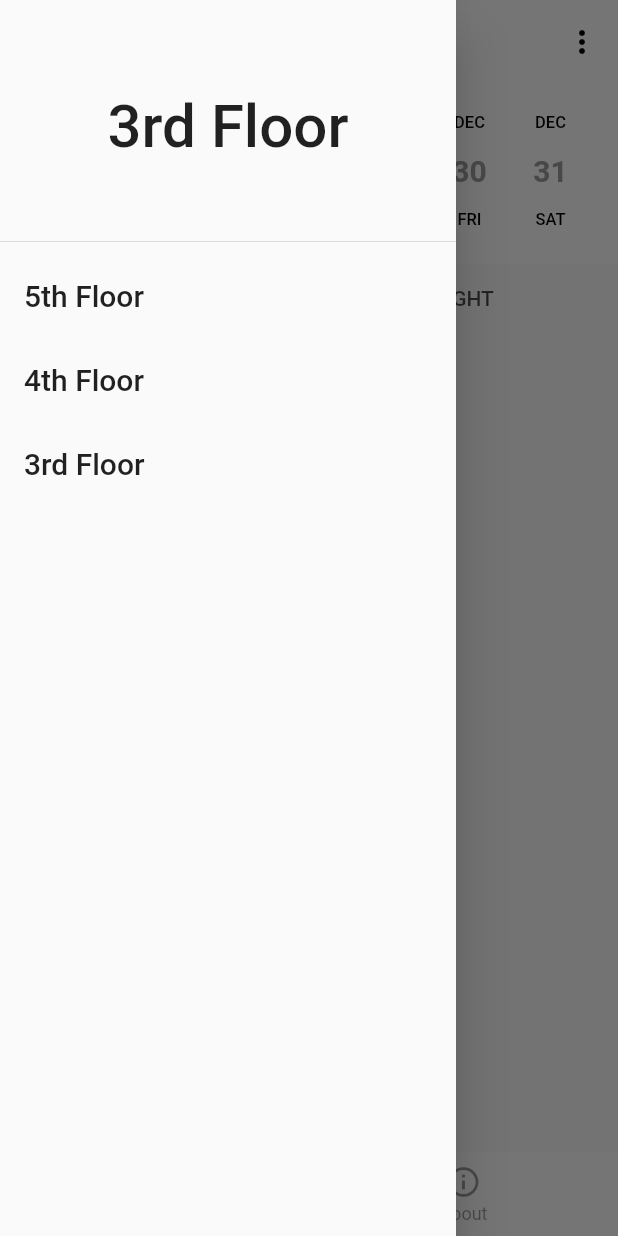
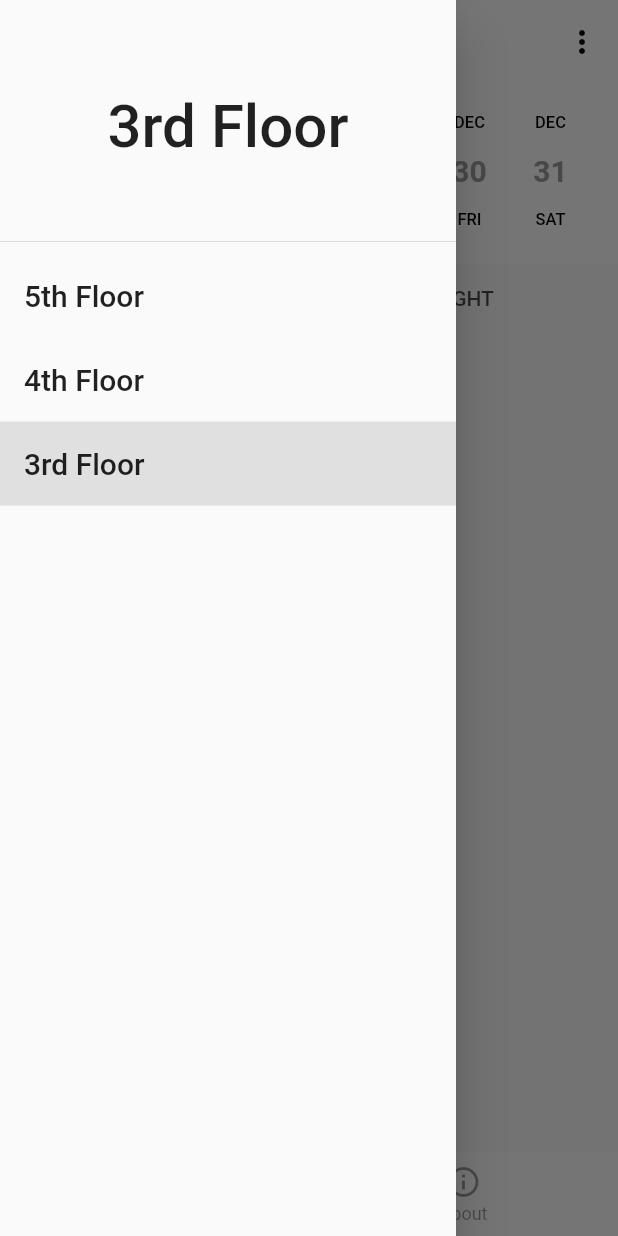
Before and after one commit to JooYoo/flutter-notMyDesk, a Flutter app: the screen it shows after launch, with the side drawer open, on a phone screen of 412 x 824 dp. Run offline on Flutter 3.47's test engine with Material 2 defaults, Android fonts, the phone set to English and light mode, and no system bars; drawn by our look-alikes of date_picker_timeline.

Commit message:
style: side_nav slected state

```diff
--- a/lib/main.dart
+++ b/lib/main.dart
@@ -94,8 +94,8 @@ class _NavBarState extends State<NavBar> {
         selectedFloor: selectedFloor,
         switchFloor: switchFloor,
       ),
+      // FIXME: refactor to independent widget
       body: _pages[_selectedNavIndex],
-      // FIXME: refactor to independent widget
       // BottomNav() emit _selectedNavIndex
       bottomNavigationBar: BottomNavigationBar(
         currentIndex: _selectedNavIndex,
--- a/lib/widgets/side_nav.dart
+++ b/lib/widgets/side_nav.dart
@@ -3,11 +3,11 @@ import 'package:flutter_not_my_desk/models/Floor.dart';
 
 class SideDrawer extends StatefulWidget {
   // props
-  final List<Floor> floors;
-  final Floor selectedFloor;
-  final Function switchFloor;
+  List<Floor> floors;
+  Floor selectedFloor;
+  Function switchFloor;
 
-  const SideDrawer(
+  SideDrawer(
       {Key? key,
       required this.floors,
       required this.selectedFloor,
@@ -42,6 +42,9 @@ class _SideDrawerState extends State<SideDrawer> {
               onTap: () {
                 widget.switchFloor(floor);
               },
+              tileColor: (widget.selectedFloor.id == floor.id)
+                  ? Colors.grey[300]
+                  : Colors.transparent,
             )
         ],
       ),
```
